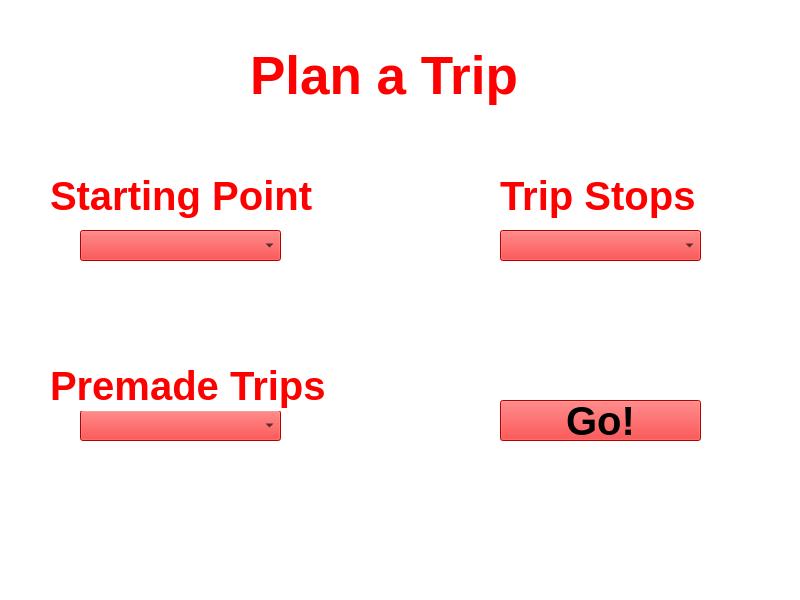
Before: the Qt Designer form planatrip.ui in Akil0814/College_Tour, drawn with Qt 5.
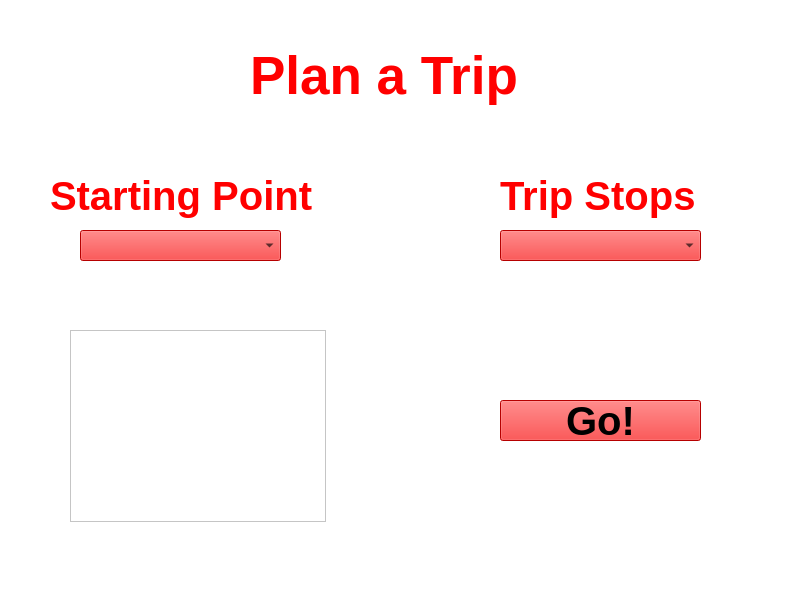
After: the same form once the commit is applied.

Commit message: Added a list to planatrip page to see colleges selected(Cant remove any yet).

```diff
--- a/planatrip.ui
+++ b/planatrip.ui
@@ -109,41 +109,6 @@
      <string>Trip Stops</string>
     </property>
    </widget>
-   <widget class="QComboBox" name="premadeTripsDropDown">
-    <property name="geometry">
-     <rect>
-      <x>80</x>
-      <y>410</y>
-      <width>201</width>
-      <height>31</height>
-     </rect>
-    </property>
-    <property name="styleSheet">
-     <string notr="true">background-color: rgb(255, 0, 0);</string>
-    </property>
-   </widget>
-   <widget class="QLabel" name="premadeTrips">
-    <property name="geometry">
-     <rect>
-      <x>50</x>
-      <y>360</y>
-      <width>291</width>
-      <height>51</height>
-     </rect>
-    </property>
-    <property name="font">
-     <font>
-      <pointsize>30</pointsize>
-      <bold>true</bold>
-     </font>
-    </property>
-    <property name="styleSheet">
-     <string notr="true">color: rgb(255, 0, 0);</string>
-    </property>
-    <property name="text">
-     <string>Premade Trips</string>
-    </property>
-   </widget>
    <widget class="QPushButton" name="goButton">
     <property name="geometry">
      <rect>
@@ -166,6 +131,16 @@
      <string>Go!</string>
     </property>
    </widget>
+   <widget class="QListWidget" name="listWidget">
+    <property name="geometry">
+     <rect>
+      <x>70</x>
+      <y>330</y>
+      <width>256</width>
+      <height>192</height>
+     </rect>
+    </property>
+   </widget>
   </widget>
   <widget class="QStatusBar" name="statusbar"/>
  </widget>
```
The commit also changes 4 other files.
